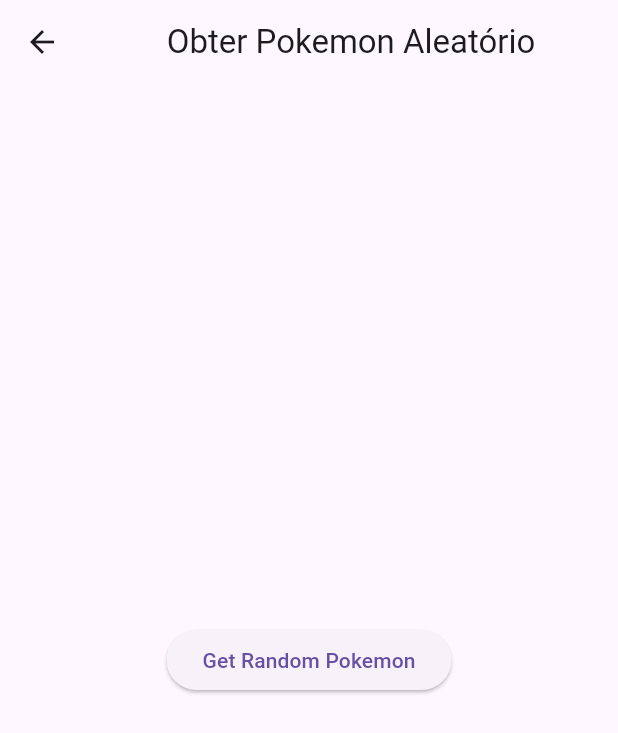
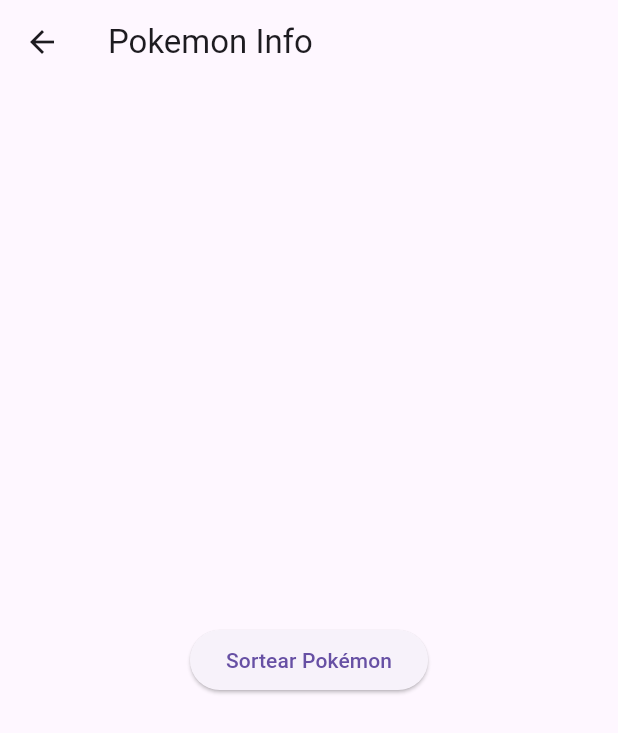
Before and after one commit to Rysgothal/my_app, a Flutter app: the PokemonPage screen opened by its route, on a phone screen of 412 x 824 dp. Shown: the top 733 px of the screen. Run offline on Flutter 3.47's test engine with Material 3 defaults, Android fonts, the phone set to English and light mode, and no system bars.

Commit message:
feat: adicionando funcionalidade para buscar Pokémon aleatório

```diff
--- a/lib/src/pages/pokemon_page.dart
+++ b/lib/src/pages/pokemon_page.dart
@@ -1,6 +1,5 @@
-import 'dart:convert';
 import 'package:flutter/material.dart';
-import 'package:http/http.dart' as http;
+import 'package:my_app/src/features/pokemon/controller/controller_random_pokemon.dart';
 
 class PokemonPage extends StatefulWidget {
   const PokemonPage({super.key});
@@ -9,23 +8,12 @@ class PokemonPage extends StatefulWidget {
   State<PokemonPage> createState() => _PokemonPageState();
 }
 
-Future<Map<String, dynamic>> fetchRandomPokemon() async {
-  final randomId = (1 + (1000 * (DateTime.now().millisecondsSinceEpoch % 1000) / 1000)).toInt();
-  final response = await http.get(Uri.parse('https://pokeapi.co/api/v2/pokemon/$randomId'));
-
-  if (response.statusCode == 200) {
-    return jsonDecode(response.body);
-  } else {
-    throw Exception('Inconsistência ao carregar Pokemon');
-  }
-}
-
 class _PokemonPageState extends State<PokemonPage> {
   @override
   Widget build(BuildContext context) {
     return Scaffold(
       appBar: AppBar(
-        title: Center(child: Text('Obter Pokemon Aleatório')),
+        title: const Text('Pokemon Info'),
       ),
       body: Center(
         child: ElevatedButton(
@@ -63,7 +51,7 @@ class _PokemonPageState extends State<PokemonPage> {
               );
             }
           },
-          child: Text('Get Random Pokemon'),
+          child: Text('Sortear Pokémon'),
         ),
       ),
     );
```
Also changed, not shown: lib/src/features/pokemon/controller/controller_random_pokemon.dart (added, +13 -0 lines).
